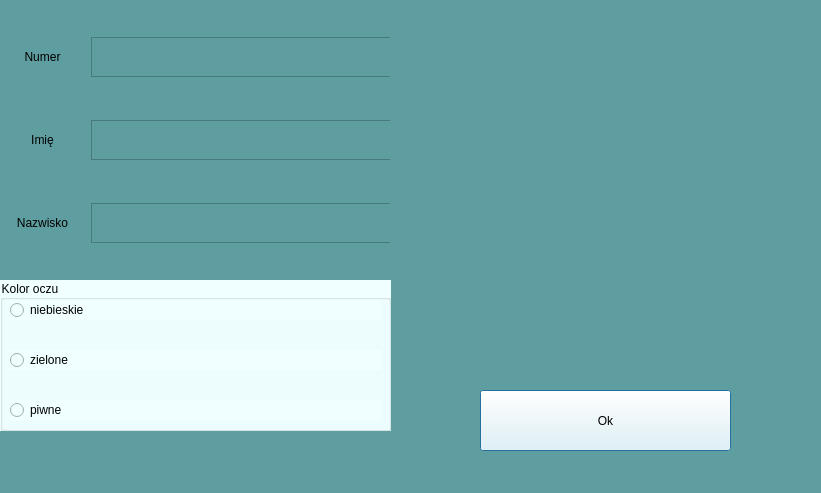
The window that layout.ui (KaFkAaAaAaAa/egzamin7-desktopowa-niedokonczona) describes before a commit, drawn with Qt 5.
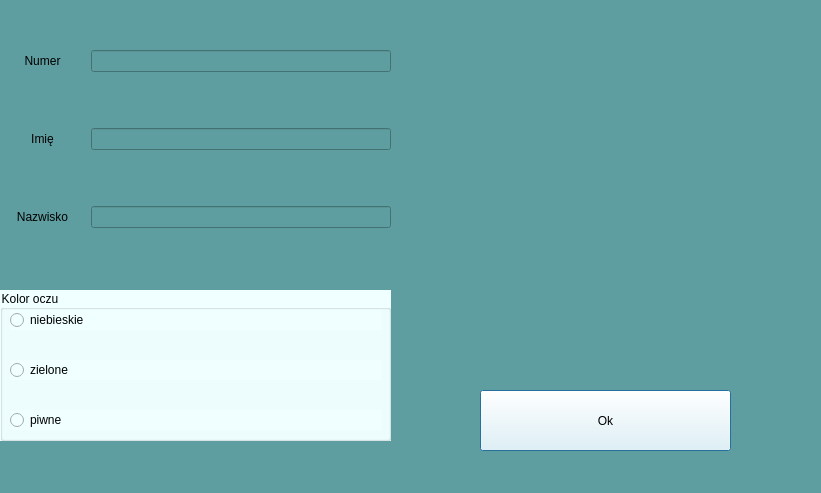
The same window after the commit.

What changed in the file:
```diff
--- a/layout.ui
+++ b/layout.ui
@@ -57,31 +57,31 @@
      </widget>
     </item>
     <item row="0" column="1">
-     <widget class="QTextEdit" name="userNumber">
+     <widget class="QLineEdit" name="userNumber">
       <property name="maximumSize">
        <size>
         <width>300</width>
-        <height>40</height>
+        <height>16777215</height>
        </size>
       </property>
      </widget>
     </item>
     <item row="1" column="1">
-     <widget class="QTextEdit" name="userName">
+     <widget class="QLineEdit" name="userName">
       <property name="maximumSize">
        <size>
         <width>300</width>
-        <height>40</height>
+        <height>16777215</height>
        </size>
       </property>
      </widget>
     </item>
     <item row="2" column="1">
-     <widget class="QTextEdit" name="userSurname">
+     <widget class="QLineEdit" name="userSurname">
       <property name="maximumSize">
        <size>
         <width>300</width>
-        <height>40</height>
+        <height>16777215</height>
        </size>
       </property>
      </widget>
@@ -91,9 +91,9 @@
   <widget class="QWidget" name="gridLayoutWidget_2">
    <property name="geometry">
     <rect>
-     <x>390</x>
+     <x>410</x>
      <y>0</y>
-     <width>431</width>
+     <width>401</width>
      <height>381</height>
     </rect>
    </property>
@@ -103,13 +103,13 @@
       <property name="minimumSize">
        <size>
         <width>0</width>
-        <height>350</height>
+        <height>200</height>
        </size>
       </property>
       <property name="maximumSize">
        <size>
         <width>16777215</width>
-        <height>350</height>
+        <height>200</height>
        </size>
       </property>
       <property name="text">
@@ -122,13 +122,13 @@
       <property name="minimumSize">
        <size>
         <width>0</width>
-        <height>350</height>
+        <height>200</height>
        </size>
       </property>
       <property name="maximumSize">
        <size>
         <width>16777215</width>
-        <height>350</height>
+        <height>200</height>
        </size>
       </property>
       <property name="text">
@@ -158,7 +158,7 @@
    <property name="geometry">
     <rect>
      <x>0</x>
-     <y>280</y>
+     <y>290</y>
      <width>391</width>
      <height>151</height>
     </rect>
```
